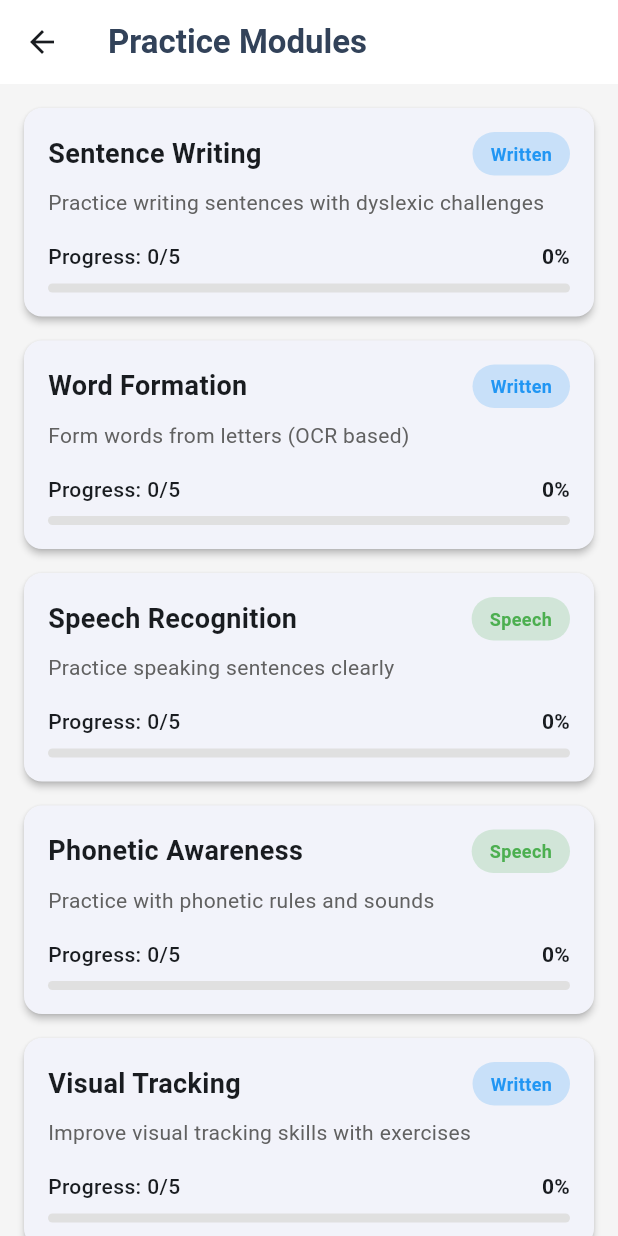
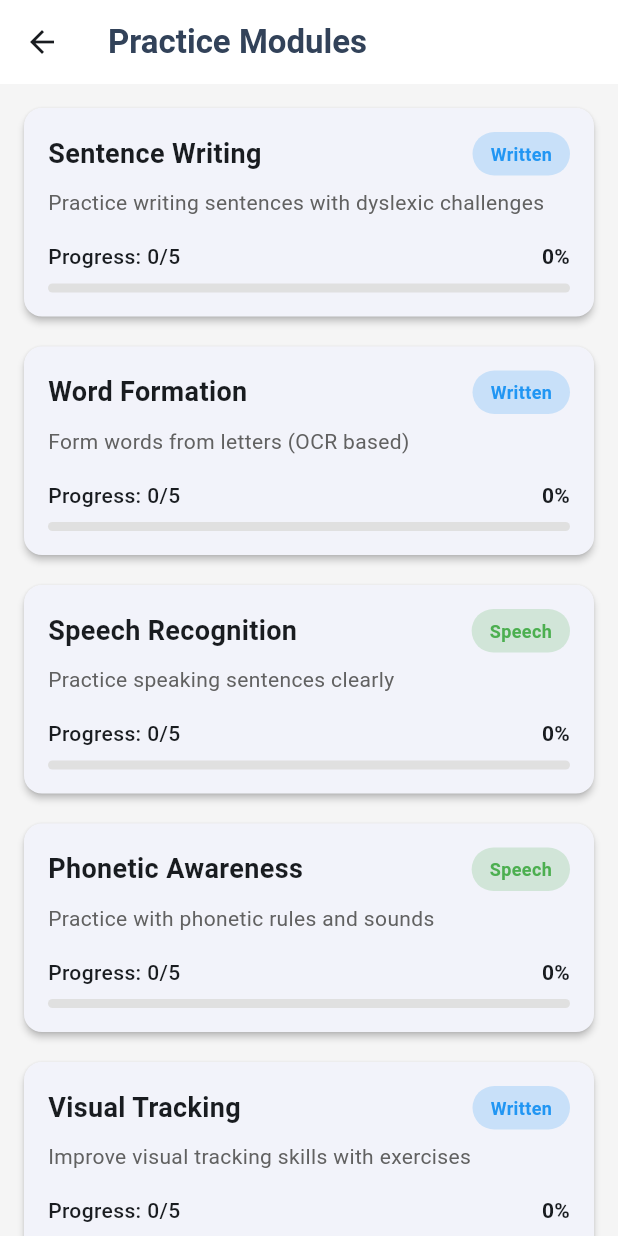
Before and after one commit to swatified/Verbix-Flutter, a Flutter app: the PracticeModulesScreen screen opened directly, on a phone screen of 412 x 824 dp. Run offline on Flutter 3.47's test engine with Material 3 defaults, Android fonts, the phone set to English and light mode, and no system bars; our stand-ins replace cloud_firestore, firebase_auth, firebase_core, fl_chart, flutter_dotenv, flutter_markdown and 5 more; missing offline and left inert: google_mlkit_text_recognition; accounts and stored records are empty; generated files the repository leaves out were written again.

Commit message:
ui: color/theme fixations

```diff
--- a/lib/pages/practice_modules.dart
+++ b/lib/pages/practice_modules.dart
@@ -110,7 +110,7 @@ class ModuleCard extends StatelessWidget {
   @override
   Widget build(BuildContext context) {
     return Card(
-      margin: const EdgeInsets.only(bottom: 16),
+      margin: const EdgeInsets.only(bottom: 20),
       elevation: 2,
       shape: RoundedRectangleBorder(borderRadius: BorderRadius.circular(12)),
       child: InkWell(
--- a/lib/pages/tests.dart
+++ b/lib/pages/tests.dart
@@ -491,7 +491,7 @@ class _TestsPageState extends State<TestsPage> {
             ),
           ).then((_) => _loadTests()); // Refresh when returning
         },
-        backgroundColor: const Color(0xFF1F5377),
+        backgroundColor: const Color.fromARGB(255, 99, 169, 92),
         child: const Icon(Icons.add, color: Colors.white),
       ),
     );
@@ -571,7 +571,7 @@ class _TestsPageState extends State<TestsPage> {
                 Container(
                   padding: const EdgeInsets.all(16),
                   decoration: const BoxDecoration(
-                    color: Color(0xFF1F5377),
+                    color: Color.fromARGB(255, 40, 88, 123),
                     borderRadius: BorderRadius.only(
                       topLeft: Radius.circular(12),
                       topRight: Radius.circular(12),
--- a/lib/pages/user_settings.dart
+++ b/lib/pages/user_settings.dart
@@ -366,7 +366,7 @@ class _UserSettingsScreenState extends State<UserSettingsScreen> {
                         ElevatedButton(
                           onPressed: _isLoading ? null : _saveUserDetails,
                           style: ElevatedButton.styleFrom(
-                            backgroundColor: const Color(0xFF324259),
+                            backgroundColor: const Color(0xFF1F5377),
                             padding: const EdgeInsets.symmetric(vertical: 16),
                             shape: RoundedRectangleBorder(
                               borderRadius: BorderRadius.circular(12),
```
